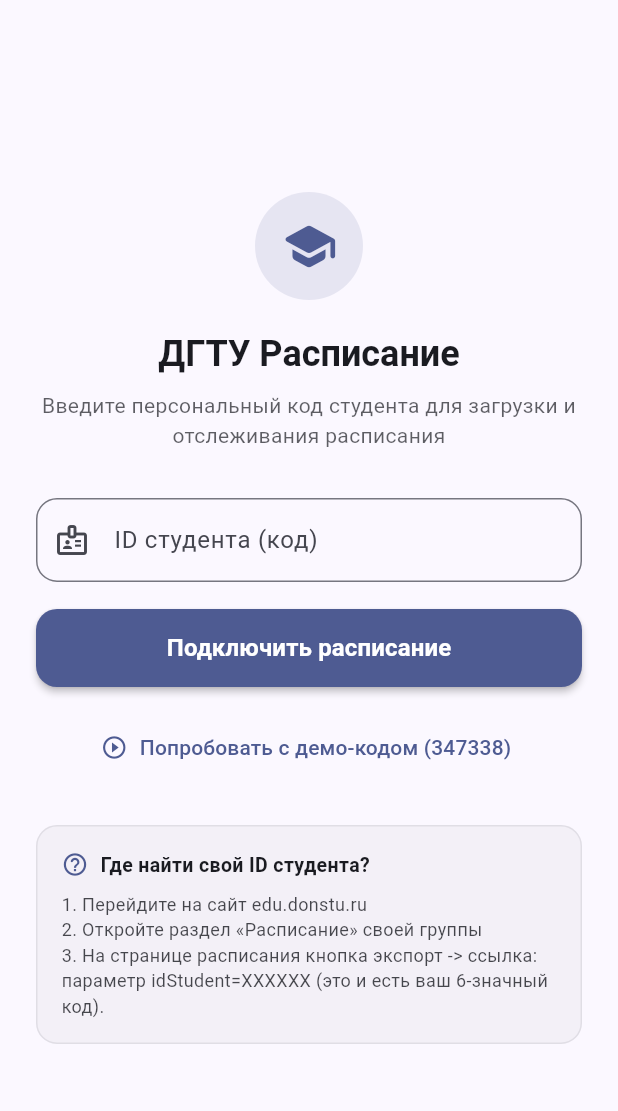
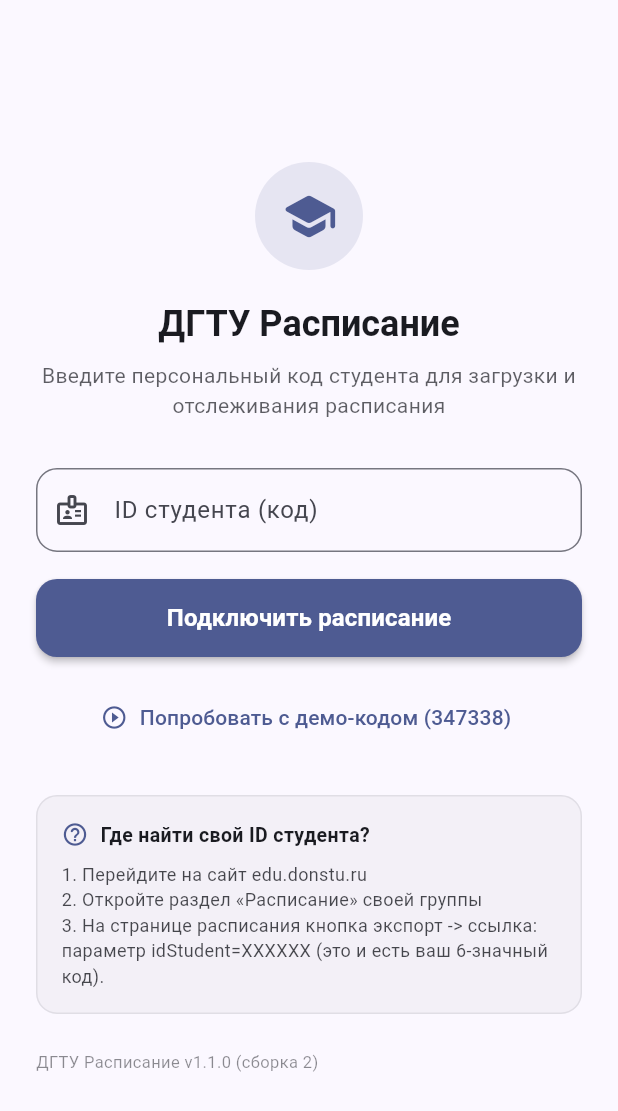
Before and after one commit to ftn000/DSTU-schedule, a Flutter app: the screen it shows after launch, on a phone screen of 412 x 824 dp. Shown: the top 1111 px of the screen. Run offline on Flutter 3.47's test engine with Material 3 defaults, Android fonts, the light colour scheme and no system bars; our stand-ins replace shared_preferences.

Commit message:
feat(mobile): bump version to 1.1.0+2 and add about app dialog with version display

```diff
--- /dev/null
+++ b/mobile/lib/config/app_config.dart
@@ -0,0 +1,7 @@
+class AppConfig {
+  static const String appName = 'ДГТУ Расписание';
+  static const String appVersion = '1.1.0';
+  static const int buildNumber = 2;
+
+  static String get fullVersionString => 'v$appVersion (сборка $buildNumber)';
+}
--- a/mobile/lib/screens/login_screen.dart
+++ b/mobile/lib/screens/login_screen.dart
@@ -1,5 +1,6 @@
 import 'package:flutter/material.dart';
 import 'package:flutter/services.dart';
+import '../config/app_config.dart';
 import '../services/api_service.dart';
 import 'schedule_screen.dart';
 
@@ -250,6 +251,15 @@
                       ],
                     ),
                   ),
+
+                  const SizedBox(height: 24),
+                  Text(
+                    '${AppConfig.appName} ${AppConfig.fullVersionString}',
+                    style: TextStyle(
+                      fontSize: 11,
+                      color: theme.textTheme.bodySmall?.color?.withValues(alpha: 0.5),
+                    ),
+                  ),
                 ],
               ),
             ),
--- a/mobile/pubspec.yaml
+++ b/mobile/pubspec.yaml
@@ -1,7 +1,7 @@
 name: dstu_schedule
 description: "Мобильное приложение расписания ДГТУ с офлайн-кэшем и отслеживанием изменений"
 publish_to: 'none'
-version: 1.0.0+1
+version: 1.1.0+2
 
 environment:
   sdk: '>=3.0.0 <4.0.0'
```
Also changed, not shown: mobile/lib/screens/schedule_screen.dart (+44 -0 lines).
